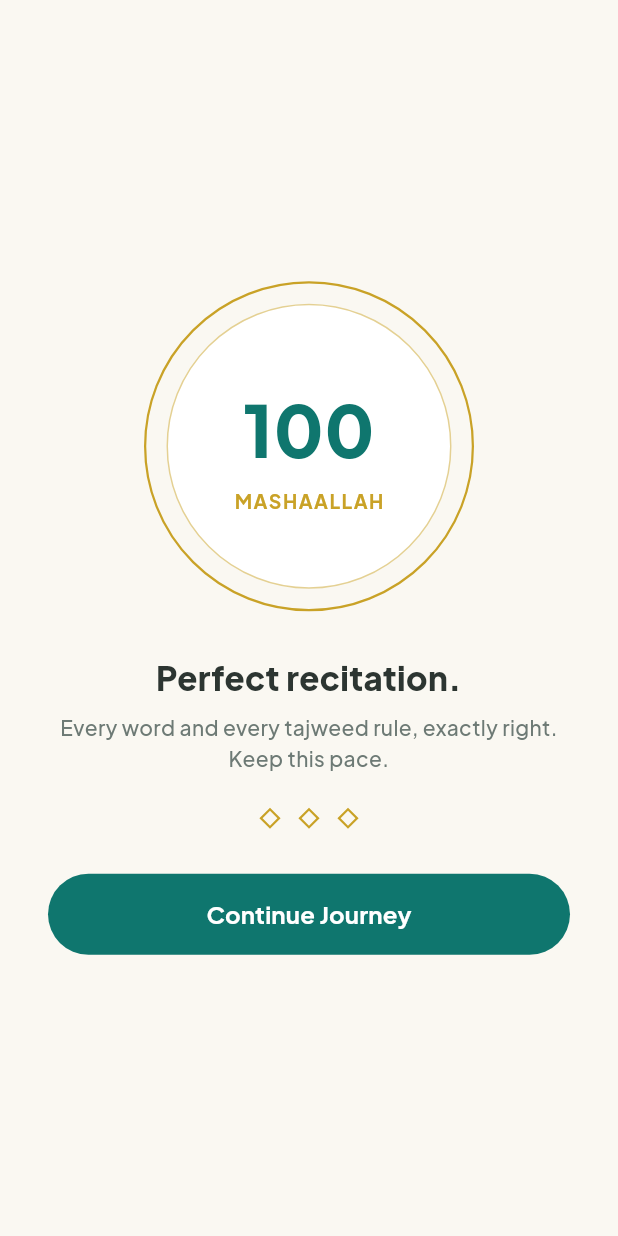
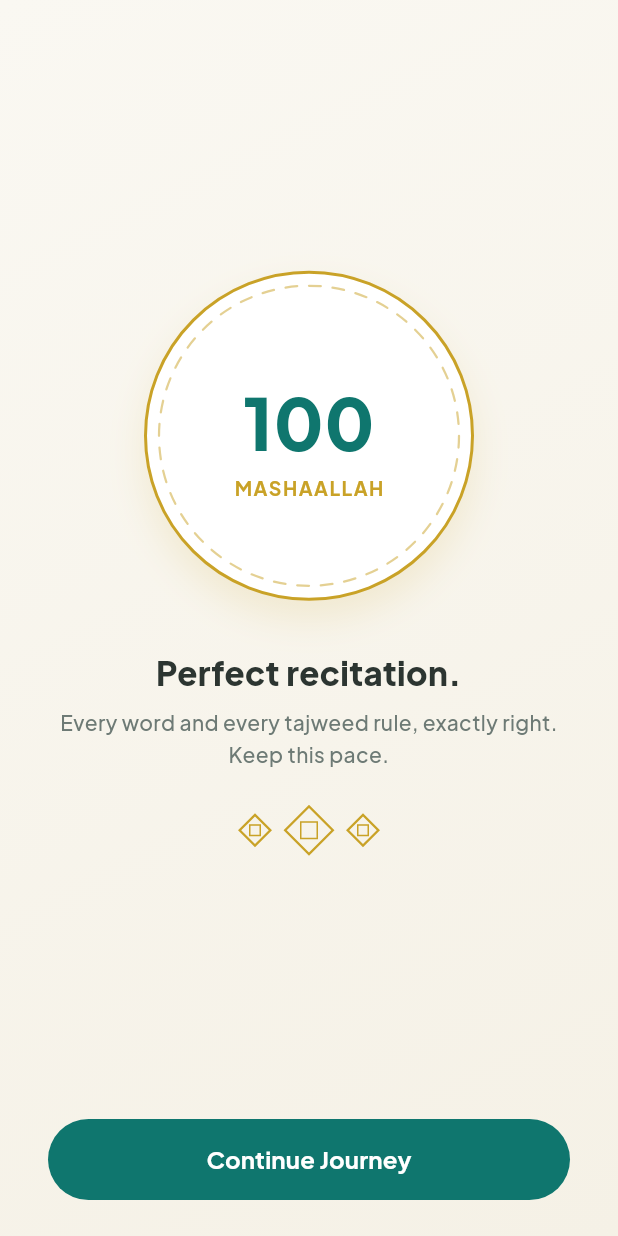
Before and after one commit to Abdalrahman-py/bayaan, a Flutter app: the CelebrationScreen screen opened directly with empty values, on a phone screen of 412 x 824 dp. Run offline on Flutter 3.47's test engine with Material 3 defaults, Android fonts, the phone set to English and light mode, and no system bars; our stand-ins replace audioplayers, go_router, shared_preferences, supabase_flutter; missing offline and left inert: record; accounts and stored records are empty.

Commit message:
feat(flutter): celebration polish — count-up score, dashed ring, stars

```diff
--- a/flutter/lib/features/recitation/celebration_screen.dart
+++ b/flutter/lib/features/recitation/celebration_screen.dart
@@ -5,9 +5,18 @@ import '../../core/router/app_routes.dart';
 import '../../core/theme/app_colors.dart';
 import '../../core/theme/app_fonts.dart';
 import '../../services/recitation_controller.dart';
+import '../../shared/widgets/dashed_circle_painter.dart';
+
+/// Linear interpolation of an animated score counter.
+/// Exposed for tests; [t] is the animation value in [0, 1].
+int interpolateScore(double t, {required int from, required int to}) =>
+    (from + (to - from) * t).round();
 
 /// bayaan-celebration from Figma — shown when ResultState.allCorrect.
-class CelebrationScreen extends StatelessWidget {
+/// Polish ported from the bayyan client: count-up score, dashed gold ring,
+/// ornamental stars, staggered entry animations. The Continue button keeps
+/// driving controller.nextAyah.
+class CelebrationScreen extends StatefulWidget {
   final RecitationController controller;
   final int sura;
   final int aya;
@@ -20,45 +29,174 @@ class CelebrationScreen extends StatelessWidget {
   });
 
   @override
+  State<CelebrationScreen> createState() => _CelebrationScreenState();
+}
+
+class _CelebrationScreenState extends State<CelebrationScreen>
+    with TickerProviderStateMixin {
+  late final AnimationController _entryController;
+  late final AnimationController _scoreController;
+
+  late final Animation<double> _plateAnim;
+  late final Animation<double> _scoreCountAnim;
+  late final Animation<double> _labelAnim;
+  late final Animation<double> _messageAnim;
+  late final Animation<Offset> _messageSlide;
+  late final Animation<double> _starsAnim;
+  late final Animation<double> _buttonAnim;
+  late final Animation<Offset> _buttonSlide;
+
+  @override
+  void initState() {
+    super.initState();
+    _entryController = AnimationController(
+      vsync: this,
+      duration: const Duration(milliseconds: 1500),
+    );
+
+    _plateAnim = CurvedAnimation(
+      parent: _entryController,
+      curve: const Interval(0.0, 0.35, curve: Curves.easeOutBack),
+    );
+    _labelAnim = CurvedAnimation(
+      parent: _entryController,
+      curve: const Interval(0.55, 0.75, curve: Curves.easeOut),
+    );
+    _messageAnim = CurvedAnimation(
+      parent: _entryController,
+      curve: const Interval(0.50, 0.80, curve: Curves.easeOut),
+    );
+    _messageSlide = Tween<Offset>(
+      begin: const Offset(0, 0.15),
+      end: Offset.zero,
+    ).animate(_messageAnim);
+    _starsAnim = CurvedAnimation(
+      parent: _entryController,
+      curve: const Interval(0.70, 0.90, curve: Curves.easeOutBack),
+    );
+    _buttonAnim = CurvedAnimation(
+      parent: _entryController,
+      curve: const Interval(0.80, 1.0, curve: Curves.easeOut),
+    );
+    _buttonSlide = Tween<Offset>(
+      begin: const Offset(0, 0.2),
+      end: Offset.zero,
+    ).animate(_buttonAnim);
+
+    _scoreController = AnimationController(
+      vsync: this,
+      duration: const Duration(milliseconds: 1000),
+    );
+    _scoreCountAnim = CurvedAnimation(
+      parent: _scoreController,
+      curve: Curves.easeOutCubic,
+    );
+
+    _entryController.forward();
+    Future.delayed(const Duration(milliseconds: 500), () {
+      if (mounted) _scoreController.forward();
+    });
+  }
+
+  @override
+  void dispose() {
+    _entryController.dispose();
+    _scoreController.dispose();
+    super.dispose();
+  }
+
+  @override
   Widget build(BuildContext context) {
     return Scaffold(
-      backgroundColor: AppColors.lightBg,
-      body: SafeArea(
+      body: Container(
+        width: double.infinity,
+        height: double.infinity,
+        decoration: const BoxDecoration(
+          gradient: LinearGradient(
+            begin: Alignment.topLeft,
+            end: Alignment.bottomRight,
+            colors: [AppColors.lightBg, Color(0xFFF5F1E6)],
+          ),
+        ),
+        child: SafeArea(
           child: Padding(
             padding: const EdgeInsets.symmetric(horizontal: 32),
             child: Column(
-            mainAxisAlignment: MainAxisAlignment.center,
               children: [
-              Container(
+                const Spacer(),
+                _buildScorePlate(),
+                const SizedBox(height: 32),
+                _buildMessage(),
+                const SizedBox(height: 28),
+                _buildOrnamentStars(),
+                const Spacer(),
+                _buildContinueButton(context),
+                const SizedBox(height: 24),
+              ],
+            ),
+          ),
+        ),
+      ),
+    );
+  }
+
+  Widget _buildScorePlate() {
+    return FadeTransition(
+      opacity: _plateAnim,
+      child: ScaleTransition(
+        scale: _plateAnim,
+        child: Container(
           width: 220,
           height: 220,
           alignment: Alignment.center,
           decoration: BoxDecoration(
+            color: Colors.white,
             shape: BoxShape.circle,
-                  border: Border.all(color: AppColors.gold, width: 1.5),
+            border: Border.all(color: AppColors.gold, width: 2),
+            boxShadow: [
+              BoxShadow(
+                color: AppColors.gold.withOpacity(0.14),
+                blurRadius: 20,
+                offset: const Offset(0, 12),
               ),
-                child: Container(
-                  width: 190,
-                  height: 190,
+            ],
+          ),
+          child: Stack(
             alignment: Alignment.center,
-                  decoration: BoxDecoration(
-                    shape: BoxShape.circle,
-                    color: Colors.white,
-                    border: Border.all(color: AppColors.gold.withOpacity(0.5)),
+            children: [
+              SizedBox(
+                width: 200,
+                height: 200,
+                child: CustomPaint(
+                  painter: DashedCirclePainter(
+                    color: AppColors.gold.withOpacity(0.5),
                   ),
-                  child: Column(
+                ),
+              ),
+              Column(
                 mainAxisSize: MainAxisSize.min,
                 children: [
-                      Text(
-                        '100',
+                  AnimatedBuilder(
+                    animation: _scoreCountAnim,
+                    builder: (context, child) {
+                      final current = interpolateScore(
+                        _scoreCountAnim.value,
+                        from: 0,
+                        to: 100,
+                      );
+                      return Text(
+                        '$current',
                         style: pjs(
                           fontSize: 48,
                           fontWeight: FontWeight.w800,
                           color: AppColors.tealStart,
                         ),
+                      );
+                    },
                   ),
-                      const SizedBox(height: 4),
-                      Text(
+                  FadeTransition(
+                    opacity: _labelAnim,
+                    child: Text(
                       'MASHAALLAH',
                       style: pjs(
                         fontSize: 13,
@@ -67,11 +205,23 @@ class CelebrationScreen extends StatelessWidget {
                         letterSpacing: 1,
                       ),
                     ),
+                  ),
+                ],
+              ),
             ],
           ),
         ),
       ),
-              const SizedBox(height: 28),
+    );
+  }
+
+  Widget _buildMessage() {
+    return FadeTransition(
+      opacity: _messageAnim,
+      child: SlideTransition(
+        position: _messageSlide,
+        child: Column(
+          children: [
             Text(
               'Perfect recitation.',
               textAlign: TextAlign.center,
@@ -91,32 +241,66 @@ class CelebrationScreen extends StatelessWidget {
                 color: AppColors.textMuted,
               ),
             ),
-              const SizedBox(height: 24),
-              Row(
+          ],
+        ),
+      ),
+    );
+  }
+
+  Widget _buildOrnamentStars() {
+    return FadeTransition(
+      opacity: _starsAnim,
+      child: ScaleTransition(
+        scale: _starsAnim,
+        child: Row(
           mainAxisAlignment: MainAxisAlignment.center,
-                children: List.generate(3, (i) {
-                  return Padding(
-                    padding: const EdgeInsets.symmetric(horizontal: 8),
+          children: [
+            _buildStar(16),
+            const SizedBox(width: 16),
+            _buildStar(24),
+            const SizedBox(width: 16),
+            _buildStar(16),
+          ],
+        ),
+      ),
+    );
+  }
+
+  Widget _buildStar(double size) {
+    return Transform.rotate(
+      angle: 45 * 3.14159 / 180,
+      child: Container(
+        width: size,
+        height: size,
+        alignment: Alignment.center,
+        decoration: BoxDecoration(
+          border: Border.all(color: AppColors.gold, width: 1.5),
+        ),
         child: Transform.rotate(
           angle: 45 * 3.14159 / 180,
           child: Container(
-                        width: 10,
-                        height: 10,
+            width: size * 0.5,
+            height: size * 0.5,
             decoration: BoxDecoration(
-                          border: Border.all(color: AppColors.gold, width: 1.5),
+              border: Border.all(color: AppColors.gold, width: 1),
+            ),
           ),
         ),
       ),
     );
-                }),
-              ),
-              const SizedBox(height: 32),
-              SizedBox(
+  }
+
+  Widget _buildContinueButton(BuildContext context) {
+    return FadeTransition(
+      opacity: _buttonAnim,
+      child: SlideTransition(
+        position: _buttonSlide,
+        child: SizedBox(
           width: double.infinity,
           height: 54,
           child: ElevatedButton(
             onPressed: () {
-                    controller.nextAyah(sura, aya, (s, a) {
+              widget.controller.nextAyah(widget.sura, widget.aya, (s, a) {
                 context.pushReplacement(AppRoutes.recordingPath(s, a));
               });
             },
@@ -137,9 +321,6 @@ class CelebrationScreen extends StatelessWidget {
             ),
           ),
         ),
-            ],
-          ),
-        ),
       ),
     );
   }
```
Also changed, not shown: 1 other file. Lines whose indentation alone changed are shown as unchanged.
